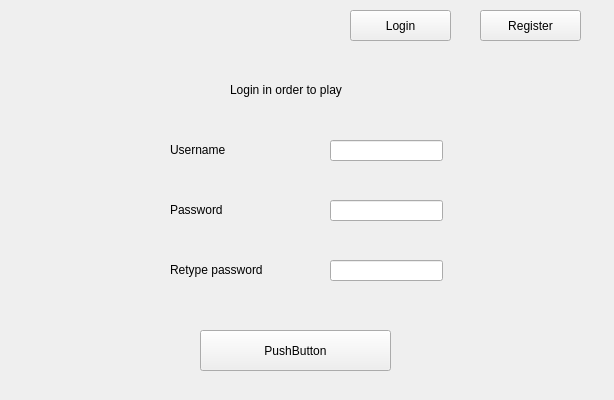
First picture: the form in Client/Client/Client/LoginPage.ui, repository ElenaLaura366/ProjectModernCpp, before the edit.
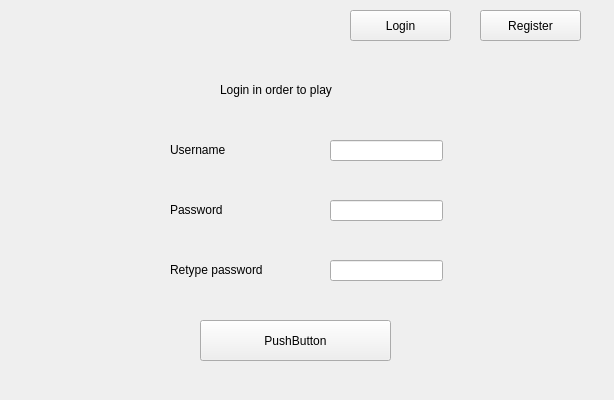
Second picture: the form after the edit.

What changed in the file:
```diff
--- a/Client/Client/Client/LoginPage.ui
+++ b/Client/Client/Client/LoginPage.ui
@@ -56,7 +56,7 @@
    <property name="geometry">
     <rect>
      <x>200</x>
-     <y>330</y>
+     <y>320</y>
      <width>191</width>
      <height>41</height>
     </rect>
@@ -101,7 +101,7 @@
   <widget class="QLabel" name="title">
    <property name="geometry">
     <rect>
-     <x>230</x>
+     <x>220</x>
      <y>80</y>
      <width>371</width>
      <height>20</height>
```
Left out of the diff: 9 changed lines with no effect on the pictures.
